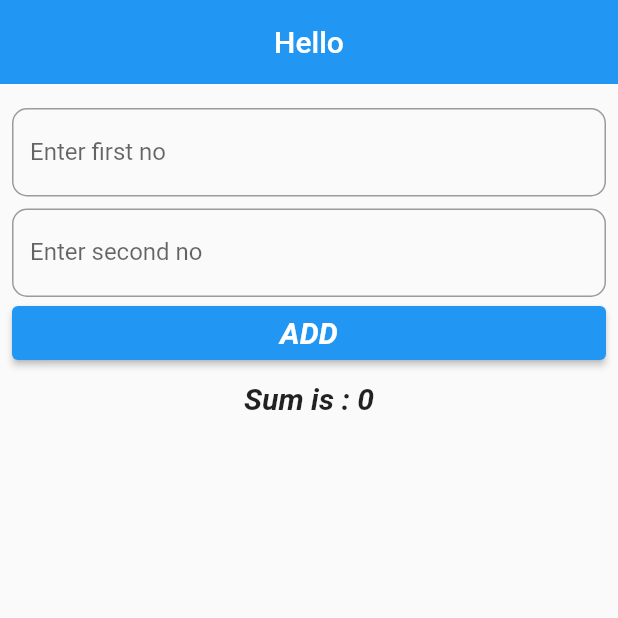
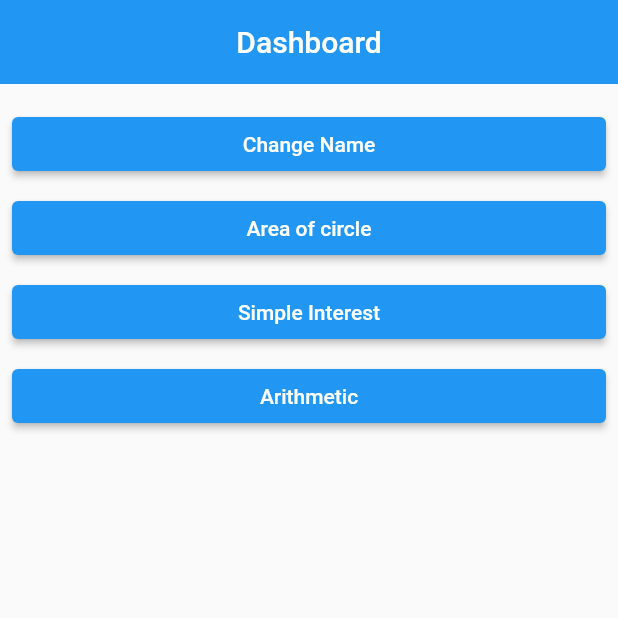
Before and after one commit to aditi002/flutter-lab-classworks, a Flutter app: the screen it shows after launch, on a phone screen of 412 x 824 dp, the top half of it. Run offline on Flutter 3.47's test engine with Material 2 defaults, Android fonts, the phone set to English and light mode, and no system bars.

Commit message:
second commit

```diff
--- /dev/null
+++ b/lib/app.dart
@@ -0,0 +1,31 @@
+import 'package:flutter/material.dart';
+import 'package:flutter_lab/model/area_of_circle.dart';
+import 'package:flutter_lab/model/arithmetic.dart';
+import 'package:flutter_lab/view/area_view.dart';
+import 'package:flutter_lab/view/arithmetic_view.dart';
+import 'package:flutter_lab/view/name_view.dart';
+import 'package:flutter_lab/view/si_view.dart';
+
+
+import 'view/dashboard.dart';
+
+
+class App extends StatelessWidget {
+   App({super.key});
+
+  @override
+  Widget build(BuildContext context) {
+    return MaterialApp(
+      debugShowCheckedModeBanner: false,
+      initialRoute: '/',
+      routes: {
+        '/': (context)=> Dashboard(),
+        '/arithmeticRoute':(context)=> ArithmeticView(),
+        '/siRoute': (context) =>  SiView(),
+        '/areaRoute': (context) => AreaView(),
+        '/nameRoute':(context) => NameView(),
+
+      },
+    );
+  }
+}
--- /dev/null
+++ b/lib/model/area_of_circle.dart
@@ -0,0 +1,8 @@
+class Circle {
+  double radius;
+  Circle(this.radius);
+
+  double areaOfCircle() {
+    return 3.14 * radius * radius;
+  }
+}
--- /dev/null
+++ b/lib/view/dashboard.dart
@@ -0,0 +1,58 @@
+import 'package:flutter/material.dart';
+import 'package:flutter/src/widgets/framework.dart';
+import 'package:flutter/src/widgets/placeholder.dart';
+import 'package:flutter_lab/app.dart';
+
+class Dashboard extends StatelessWidget {
+  const Dashboard({super.key});
+
+  @override
+  Widget build(BuildContext context) {
+    return Scaffold(
+      appBar: AppBar(
+        title: const Text('Dashboard'),
+        centerTitle: true,
+        elevation: 0,
+      ),
+      body: Padding(
+        padding: const EdgeInsets.all(8.0),
+        child: Column(
+          crossAxisAlignment: CrossAxisAlignment.stretch,
+          children: [
+            const SizedBox(height: 8),
+            ElevatedButton(
+              onPressed: () {
+
+              Navigator.pushNamed(context, '/nameRoute');
+              },
+              child: const Text('Change Name'),
+            ),
+            const SizedBox(height: 8),
+            ElevatedButton(
+              onPressed: () {
+
+              Navigator.pushNamed(context, '/areaRoute');
+              },
+              child: const Text('Area of circle'),
+            ),
+            const SizedBox(height: 8),
+            ElevatedButton(
+              onPressed: () {
+
+                Navigator.pushNamed(context, '/siRoute');
+              },
+              child: const Text('Simple Interest'),
+            ),
+            const SizedBox(height: 8),
+            ElevatedButton(
+              onPressed: () {
+                  Navigator.pushNamed(context, '/arithmeticRoute');
+              },
+              child: const Text('Arithmetic'),
+            ),
+          ],
+        ),
+      ),
+    );
+  }
+}
```
Also changed, not shown: lib/main.dart (+3 -60 lines), lib/model/arithmetic.dart (added, +8 -0 lines), lib/view/area_view.dart (added, +16 -0 lines), lib/view/arithmetic_view.dart (added, +105 -0 lines), lib/view/name_view.dart (added, +43 -0 lines), lib/view/si_view.dart (added, +74 -0 lines), simple_interest/analysis_options.yaml (deleted, +0 -29 lines), simple_interest/lib/main.dart (deleted, +0 -115 lines), simple_interest/pubspec.yaml (deleted, +0 -90 lines), lib/model/name.dart (added), simple_interest/pubspec.lock (deleted), 68 other files.
